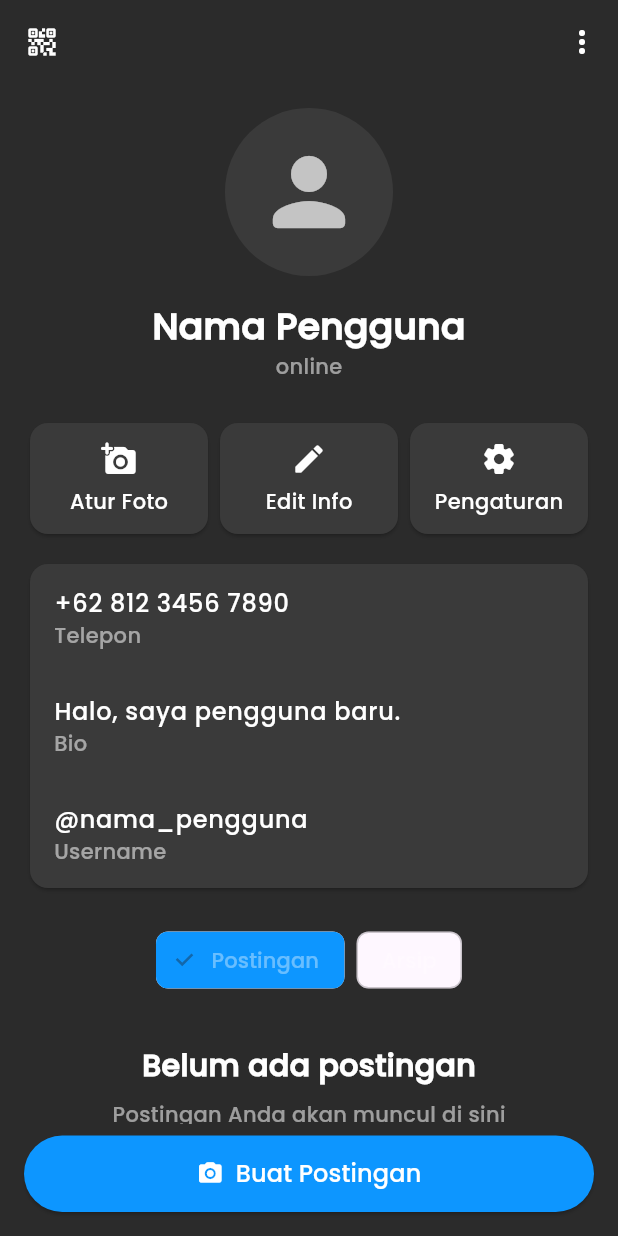
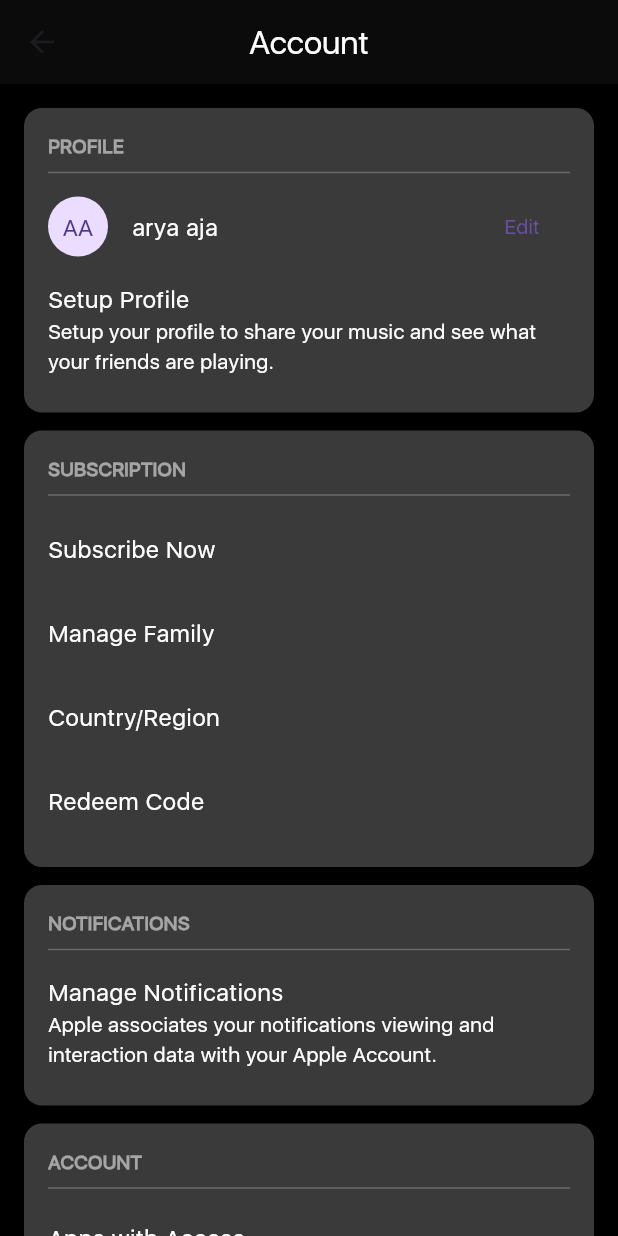
Before and after one commit to raymndusArya/projectFlutter-1, a Flutter app: the ProfilPage screen opened directly, on a phone screen of 412 x 824 dp. Run offline on Flutter 3.47's test engine with Material 3 defaults, Android fonts, the phone set to English and light mode, and no system bars; our stand-ins replace get; accounts and stored records are empty; project files that could hold a hidden picture were left out.

```diff
--- a/lib/main.dart
+++ b/lib/main.dart
@@ -14,9 +14,9 @@ class MyApp extends StatelessWidget {
   Widget build(BuildContext context) {
     return GetMaterialApp(
       title: 'Belajar Flutter Raymundus Arya',
-      initialRoute: Routes.loginPage,
+      initialRoute: Routes.loginPageClone,
       debugShowCheckedModeBanner: false,
-      theme: ThemeData(fontFamily: 'Poppins'),
+      theme: ThemeData(fontFamily: 'SFUI'),
       getPages: Routes.myPages,
     );
   }
--- a/lib/menu/profil_page.dart
+++ b/lib/menu/profil_page.dart
@@ -1,201 +1,142 @@
 import 'package:flutter/material.dart';
+import 'package:project1/components/custom_section_card.dart';
 
 class ProfilPage extends StatelessWidget {
-  const ProfilPage({super.key});
-
-  static const Color bgColor = Color(0xFF2B2B2B);
-  static const Color cardColor = Color(0xFF3A3A3A);
-  static const Color accentColor = Color(0xFF0D96FF);
+  ProfilPage({super.key});
 
   @override
   Widget build(BuildContext context) {
     return Scaffold(
-      backgroundColor: bgColor,
+      backgroundColor: Colors.black,
       appBar: AppBar(
-        backgroundColor: bgColor,
-        foregroundColor: Colors.white,
-        elevation: 0,
-        leading: IconButton(
-          icon: const Icon(Icons.qr_code_2_rounded),
-          onPressed: () {},
-        ),
-        actions: [
-          IconButton(
-            icon: const Icon(Icons.more_vert),
-            onPressed: () {},
-          ),
-        ],
+        title:  Text('Account',
+        style: TextStyle(
+          color: Colors.white
+        ),),
+        centerTitle: true,
+
+        backgroundColor: const Color.fromARGB(255, 11, 11, 11),
       ),
       body: ListView(
-        padding: const EdgeInsets.all(16),
+        padding:  EdgeInsets.all(16),
         children: [
-          // Foto profil
-          const Center(
-            child: CircleAvatar(
-              radius: 56,
-              backgroundColor: cardColor,
-              child: Icon(Icons.person_rounded, size: 72, color: Colors.white70),
+          CustomSectionCard(
+            title: 'PROFILE',
+            child: Column(
+              children: [
+                ListTile(
+                  contentPadding: EdgeInsets.zero,
+                  leading:  CircleAvatar(child: Text('AA')),
+                  title:  Text('arya aja',
+                  style: TextStyle(
+                    color: Colors.white
+                  ),),
+                  trailing: TextButton(
+                    onPressed: () {},
+                    child:  Text('Edit'),
                   ),
                 ),
-          const SizedBox(height: 16),
-
-          // nama dan status
-          const Center(
-            child: Text(
-              'Nama Pengguna',
+                 ListTile(
+                  contentPadding: EdgeInsets.zero,
+                  title: Text('Setup Profile',
                   style: TextStyle(
-                color: Colors.white,
-                fontSize: 24,
-                fontWeight: FontWeight.bold,
-              ),
-            ),
-          ),
-          const Center(
-            child: Text('online', style: TextStyle(color: Colors.white54)),
-          ),
-          const SizedBox(height: 24),
-
-          // 3 tombol yang dibawah foto profil
-          Row(
-            children: const [
-              Expanded(
-                child: Card(
-                  color: cardColor,
-                  child: Padding(
-                    padding: EdgeInsets.symmetric(vertical: 12),
-                    child: Column(
-                      children: [
-                        Icon(Icons.add_a_photo_rounded, color: Colors.white),
-                        SizedBox(height: 6),
-                        Text('Atur Foto', style: TextStyle(color: Colors.white)),
-                      ],
-                    ),
-                  ),
-                ),
-              ),
-              Expanded(
-                child: Card(
-                  color: cardColor,
-                  child: Padding(
-                    padding: EdgeInsets.symmetric(vertical: 12),
-                    child: Column(
-                      children: [
-                        Icon(Icons.edit_rounded, color: Colors.white),
-                        SizedBox(height: 6),
-                        Text('Edit Info', style: TextStyle(color: Colors.white)),
-                      ],
-                    ),
-                  ),
-                ),
-              ),
-              Expanded(
-                child: Card(
-                  color: cardColor,
-                  child: Padding(
-                    padding: EdgeInsets.symmetric(vertical: 12),
-                    child: Column(
-                      children: [
-                        Icon(Icons.settings_rounded, color: Colors.white),
-                        SizedBox(height: 6),
-                        Text('Pengaturan', style: TextStyle(color: Colors.white)),
-                      ],
-                    ),
+                    color: Colors.white
+                  ),),
+                  subtitle: Text(
+                    'Setup your profile to share your music and see what your friends are playing.',
+                    style: TextStyle(
+                      color: Colors.white
                     ),
                   ),
                 ),
               ],
             ),
-          const SizedBox(height: 12),
-
-          // buat profil
-          const Card(
-            color: cardColor,
+          ),
+           CustomSectionCard(
+            title: 'SUBSCRIPTION',
             child: Column(
               children: [
                 ListTile(
-                  title: Text('+62 812 3456 7890',
-                      style: TextStyle(color: Colors.white)),
-                  subtitle:
-                      Text('Telepon', style: TextStyle(color: Colors.white54)),
+                  contentPadding: EdgeInsets.zero,
+                  title: Text('Subscribe Now',
+                  style: TextStyle(
+                    color: Colors.white
+                  ),),
                 ),
                 ListTile(
-                  title: Text('Halo, saya pengguna baru.',
-                      style: TextStyle(color: Colors.white)),
-                  subtitle:
-                      Text('Bio', style: TextStyle(color: Colors.white54)),
+                  contentPadding: EdgeInsets.zero,
+                  title: Text('Manage Family',
+                  style: TextStyle(
+                    color: Colors.white
+                  ),),
                 ),
                 ListTile(
-                  title: Text('@nama_pengguna',
-                      style: TextStyle(color: Colors.white)),
-                  subtitle:
-                      Text('Username', style: TextStyle(color: Colors.white54)),
+                  contentPadding: EdgeInsets.zero,
+                  title: Text('Country/Region',
+                  style: TextStyle(
+                    color: Colors.white
+                  ),),
+                ),
+                ListTile(
+                  contentPadding: EdgeInsets.zero,
+                  title: Text('Redeem Code',
+                  style: TextStyle(
+                    color: Colors.white
+                  ),),
                 ),
               ],
             ),
           ),
-          const SizedBox(height: 20),
-
-          // buat postingan nya
-          Row(
-            mainAxisAlignment: MainAxisAlignment.center,
-            children: const [
-              ChoiceChip(
-                label: Text('Postingan'),
-                selected: true,
-                selectedColor: accentColor,
-                labelStyle: TextStyle(color: Colors.white),
+           CustomSectionCard(
+            title: 'NOTIFICATIONS',
+            child: Column(
+              children: [
+                ListTile(
+                  contentPadding: EdgeInsets.zero,
+                  title: Text('Manage Notifications',
+                  style: TextStyle(
+                    color: Colors.white
+                  ),),
+                  subtitle: Text(
+                    'Apple associates your notifications viewing and interaction data with your Apple Account.',
+                    style: TextStyle(
+                      color: Colors.white
                     ),
-              SizedBox(width: 8),
-              ChoiceChip(
-                label: Text('Arsip'),
-                selected: false,
-                backgroundColor: cardColor,
-                labelStyle: TextStyle(color: Colors.white60),
-              ),
-            ],
-          ),
-          const SizedBox(height: 32),
-
-
-          const Center(
-            child: Text(
-              'Belum ada postingan',
-              style: TextStyle(
-                color: Colors.white,
-                fontSize: 20,
-                fontWeight: FontWeight.bold,
-              ),
-            ),
-          ),
-          const SizedBox(height: 8),
-          const Center(
-            child: Text(
-              'Postingan Anda akan muncul di sini',
-              style: TextStyle(color: Colors.white54),
                   ),
                 ),
               ],
             ),
-
-      // Navigasi
-      bottomNavigationBar: Padding(
-        padding: const EdgeInsets.fromLTRB(16, 8, 16, 16),
-        child: ElevatedButton.icon(
-          style: ElevatedButton.styleFrom(
-            backgroundColor: accentColor,
-            foregroundColor: Colors.white,
-            padding: const EdgeInsets.symmetric(vertical: 14),
-            shape: RoundedRectangleBorder(
-              borderRadius: BorderRadius.circular(30),
+          ),
+           CustomSectionCard(
+            title: 'ACCOUNT',
+            child: Column(
+              children: [
+                ListTile(
+                  contentPadding: EdgeInsets.zero,
+                  title: Text('Apps with Access',
+                  style: TextStyle(
+                    color: Colors.white
+                  ),),
+                  subtitle: Text('One app connected',
+                  style: TextStyle(
+                    color: Colors.white
+                  ),),
+                ),
+                ListTile(
+                  contentPadding: EdgeInsets.zero,
+                  title: Text('Sign Out',
+                  style: TextStyle(
+                    color: Colors.white
+                  ),),
+                  subtitle: Text('raymundusaryasatya98@gmail.com',
+                  style: TextStyle(
+                    color: Colors.white
+                  ),),
+                ),
+              ],
             ),
           ),
-          onPressed: () {},
-          icon: const Icon(Icons.camera_alt_rounded),
-          label: const Text(
-            'Buat Postingan',
-            style: TextStyle(fontSize: 16, fontWeight: FontWeight.w600),
-          ),
-        ),
+        ],
       ),
     );
   }
--- a/lib/routes.dart
+++ b/lib/routes.dart
@@ -6,7 +6,7 @@ import 'package:project1/pages/kalkulator_page.dart';
 import 'package:project1/pages/list_makanan_page.dart';
 import 'package:project1/pages/detail_makanan_pages.dart';
 import 'package:project1/pages/main_menu_page.dart';
-import 'package:project1/pages/login_page.dart';
+import 'package:project1/pages/login_page_clone.dart';
 
 class Routes {
   static String registration = "/registration";
@@ -16,7 +16,7 @@ class Routes {
   static const String listMakanan = "/list-makanan";
   static const String detailMakanan = "/detail-makanan";
   static const String mainMenu = "/main-menu";
-  static const String loginPage = "/login";
+  static const String loginPageClone = "/loginClone";
 
   static final myPages = [
     GetPage(name: registration, page: () => RegistrationPage()),
@@ -26,7 +26,7 @@ class Routes {
     GetPage(name: listMakanan, page: () => ListMakananPage()),
     GetPage(name: detailMakanan, page: () => DetailMakananPages()),
     GetPage(name: mainMenu, page: () => MainMenuPage()),
-    GetPage(name: loginPage, page: () => LoginPage()),
+    GetPage(name: loginPageClone, page: () => LoginPageClone()),
 
   ];
 }
--- a/pubspec.yaml
+++ b/pubspec.yaml
@@ -68,10 +68,15 @@ flutter:
     - lib/Assets/mieTelur.jpg
     - lib/Assets/NasiAyam.png
     - lib/Assets/katsu.jpg
+    - lib/Assets/apple_music.png
+
   fonts:
     - family: Poppins
       fonts:
         - asset: lib/Assets/fonts/Poppins-Medium.ttf
+    - family: SFUI
+      fonts:
+        - asset: lib/Assets/fonts/SFUIDisplay-Regular.otf
   # To add assets to your application, add an assets section, like this:
   # assets:
   #   - images/a_dot_burr.jpeg
```
Also changed, not shown: lib/components/custom_textfield.dart (+23 -10 lines), lib/controllers/login_controller.dart (+8 -5 lines), lib/models/login_models.dart (added, +29 -0 lines), lib/pages/login_page.dart (+29 -20 lines), lib/pages/login_page_clone.dart (added, +94 -0 lines), lib/Assets/apple_music.png (added), lib/Assets/fonts/SFUIDisplay-Regular.otf (added). Lines whose indentation alone changed are shown as unchanged.
